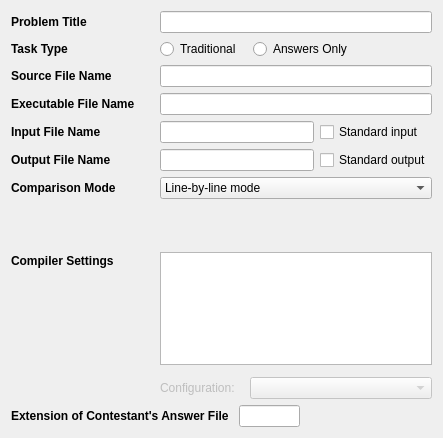
Before: the Qt Designer form taskeditwidget.ui in Sojiv/Project_lemon, drawn with Qt 5.
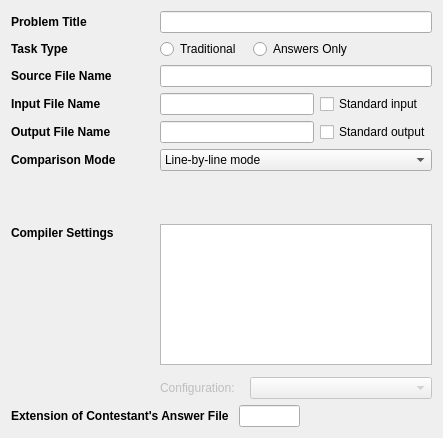
After: the same form once the commit is applied. Custom widgets are drawn as their Qt base class.

Diff of the .ui file:
```diff
--- a/taskeditwidget.ui
+++ b/taskeditwidget.ui
@@ -112,26 +112,6 @@
     <widget class="QLineEdit" name="sourceFileName"/>
    </item>
    <item row="3" column="0">
-    <widget class="QLabel" name="executableFileNameLabel">
-     <property name="sizePolicy">
-      <sizepolicy hsizetype="Preferred" vsizetype="Fixed">
-       <horstretch>0</horstretch>
-       <verstretch>0</verstretch>
-      </sizepolicy>
-     </property>
-     <property name="styleSheet">
-      <string notr="true">font-size: 9pt;
-font-weight: bold;</string>
-     </property>
-     <property name="text">
-      <string>Executable File Name</string>
-     </property>
-    </widget>
-   </item>
-   <item row="3" column="1" colspan="2">
-    <widget class="QLineEdit" name="executableFileName"/>
-   </item>
-   <item row="4" column="0">
     <widget class="QLabel" name="inputFileNameLabel">
      <property name="sizePolicy">
       <sizepolicy hsizetype="Preferred" vsizetype="Fixed">
@@ -148,10 +128,10 @@
      </property>
     </widget>
    </item>
-   <item row="4" column="1">
+   <item row="3" column="1">
     <widget class="QLineEdit" name="inputFileName"/>
    </item>
-   <item row="4" column="2">
+   <item row="3" column="2">
     <widget class="QCheckBox" name="standardInputCheck">
      <property name="styleSheet">
       <string notr="true">font-size: 9pt;</string>
@@ -161,7 +141,7 @@
      </property>
     </widget>
    </item>
-   <item row="5" column="0">
+   <item row="4" column="0">
     <widget class="QLabel" name="outputFileNameLabel">
      <property name="sizePolicy">
       <sizepolicy hsizetype="Preferred" vsizetype="Fixed">
@@ -178,10 +158,10 @@
      </property>
     </widget>
    </item>
-   <item row="5" column="1">
+   <item row="4" column="1">
     <widget class="QLineEdit" name="outputFileName"/>
    </item>
-   <item row="5" column="2">
+   <item row="4" column="2">
     <widget class="QCheckBox" name="standardOutputCheck">
      <property name="styleSheet">
       <string notr="true">font-size: 9pt;</string>
@@ -191,7 +171,7 @@
      </property>
     </widget>
    </item>
-   <item row="6" column="0">
+   <item row="5" column="0">
     <widget class="QLabel" name="comparisonModeLabel">
      <property name="sizePolicy">
       <sizepolicy hsizetype="Preferred" vsizetype="Fixed">
@@ -208,7 +188,7 @@
      </property>
     </widget>
    </item>
-   <item row="6" column="1" colspan="2">
+   <item row="5" column="1" colspan="2">
     <widget class="QComboBox" name="comparisonMode">
      <property name="styleSheet">
       <string notr="true">font-size: 9pt;</string>
@@ -230,7 +210,7 @@
      </item>
     </widget>
    </item>
-   <item row="7" column="1" colspan="2">
+   <item row="6" column="1" colspan="2">
     <widget class="QStackedWidget" name="comparisonSetting">
      <property name="sizePolicy">
       <sizepolicy hsizetype="Preferred" vsizetype="Fixed">
@@ -311,7 +291,7 @@
      </widget>
     </widget>
    </item>
-   <item row="8" column="0">
+   <item row="7" column="0">
     <layout class="QVBoxLayout" name="verticalLayout_3">
      <item>
       <widget class="QLabel" name="compilerSettingsLabel">
@@ -357,7 +337,7 @@
      </item>
     </layout>
    </item>
-   <item row="8" column="1" colspan="2">
+   <item row="7" column="1" colspan="2">
     <layout class="QVBoxLayout" name="verticalLayout_4">
      <property name="spacing">
       <number>12</number>
```
Left out of the diff: 3 changed lines with no effect on the pictures.
